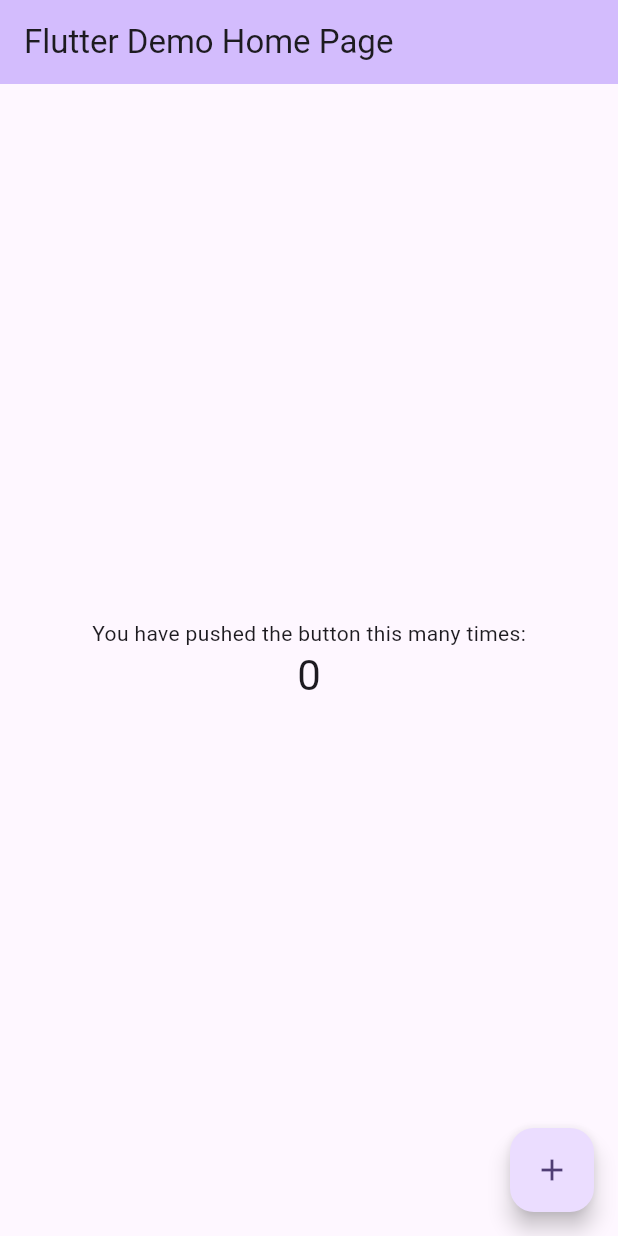
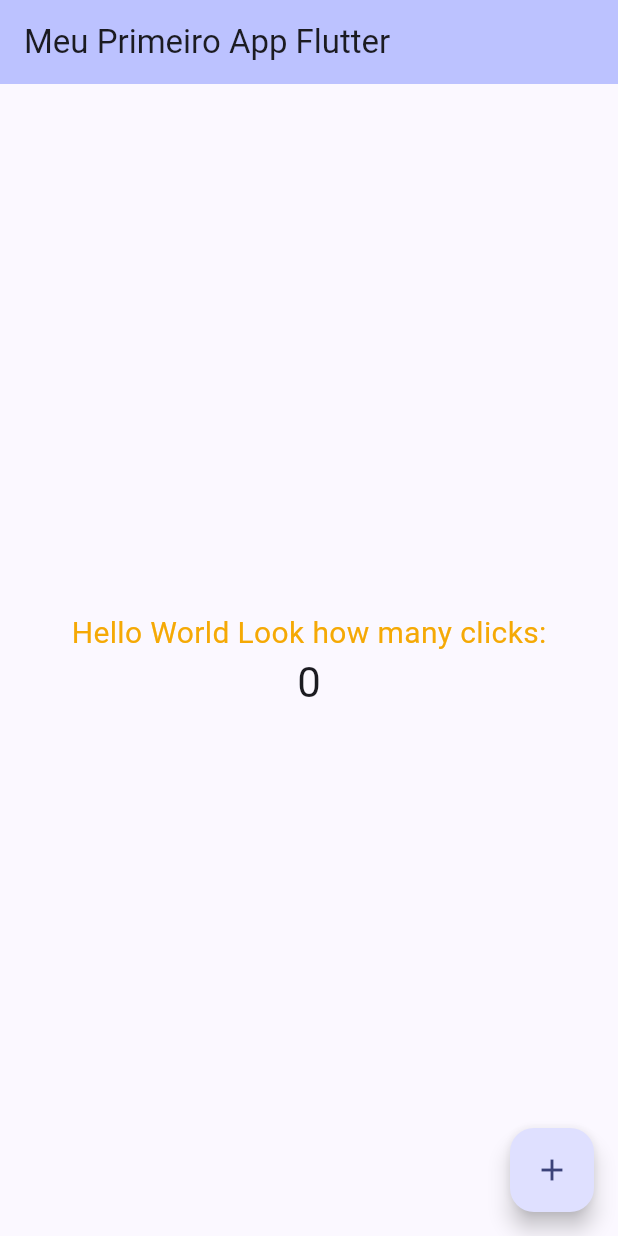
Before and after one commit to devlucasrocha50/appflutter, a Flutter app: the screen it shows after launch, on a phone screen of 412 x 824 dp. Run offline on Flutter 3.47's test engine with Material 2 defaults, Android fonts, the phone set to English and light mode, and no system bars.

Commit message:
commit inicial

```diff
--- a/lib/main.dart
+++ b/lib/main.dart
@@ -11,7 +11,7 @@ class MyApp extends StatelessWidget {
   @override
   Widget build(BuildContext context) {
     return MaterialApp(
-      title: 'Flutter Demo',
+      title: 'Meu Primeiro App Flutter',
       theme: ThemeData(
         // This is the theme of your application.
         //
@@ -28,10 +28,11 @@ class MyApp extends StatelessWidget {
         //
         // This works for code too, not just values: Most code changes can be
         // tested with just a hot reload.
-        colorScheme: ColorScheme.fromSeed(seedColor: Colors.deepPurple),
+        colorScheme:
+            ColorScheme.fromSeed(seedColor: Color.fromARGB(255, 13, 45, 224)),
         useMaterial3: true,
       ),
-      home: const MyHomePage(title: 'Flutter Demo Home Page'),
+      home: const MyHomePage(title: 'Meu Primeiro App Flutter'),
     );
   }
 }
@@ -76,6 +77,7 @@ class _MyHomePageState extends State<MyHomePage> {
     // The Flutter framework has been optimized to make rerunning build methods
     // fast, so that you can just rebuild anything that needs updating rather
     // than having to individually change instances of widgets.
+    var fontSize2 = 20;
     return Scaffold(
       appBar: AppBar(
         // TRY THIS: Try changing the color here to a specific color (to
@@ -106,7 +108,9 @@ class _MyHomePageState extends State<MyHomePage> {
           mainAxisAlignment: MainAxisAlignment.center,
           children: <Widget>[
             const Text(
-              'You have pushed the button this many times:',
+              'Hello World Look how many clicks:',
+              style: TextStyle(
+                  color: Color.fromARGB(255, 245, 169, 5), fontSize: 20),
             ),
             Text(
               '$_counter',
```
